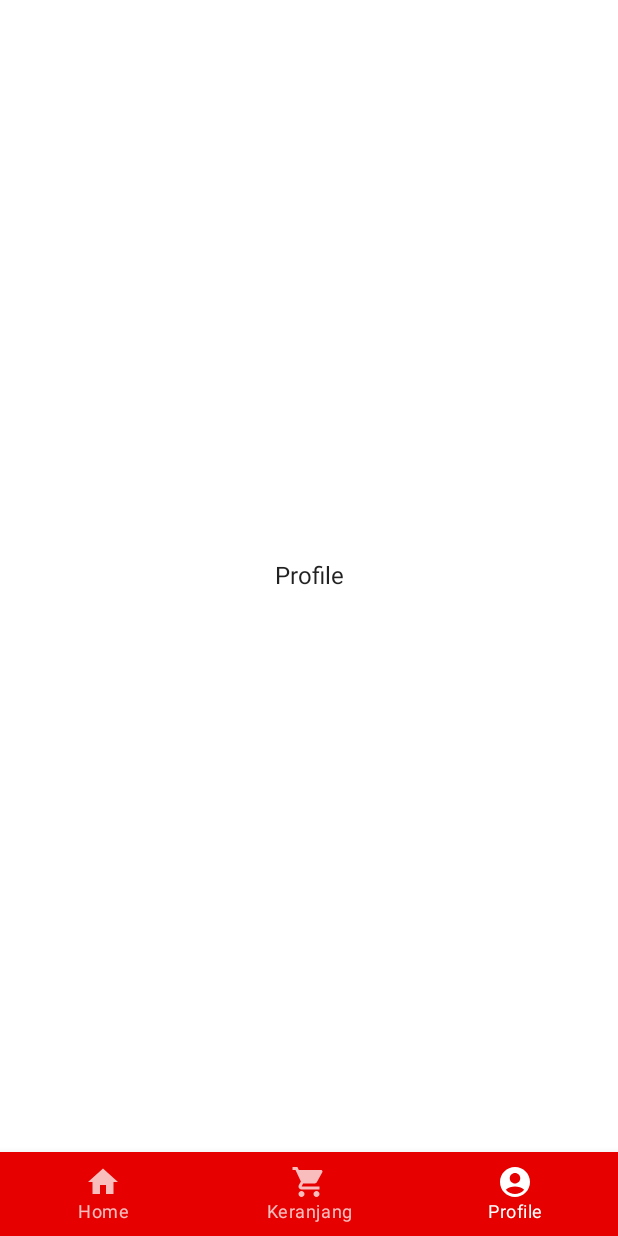
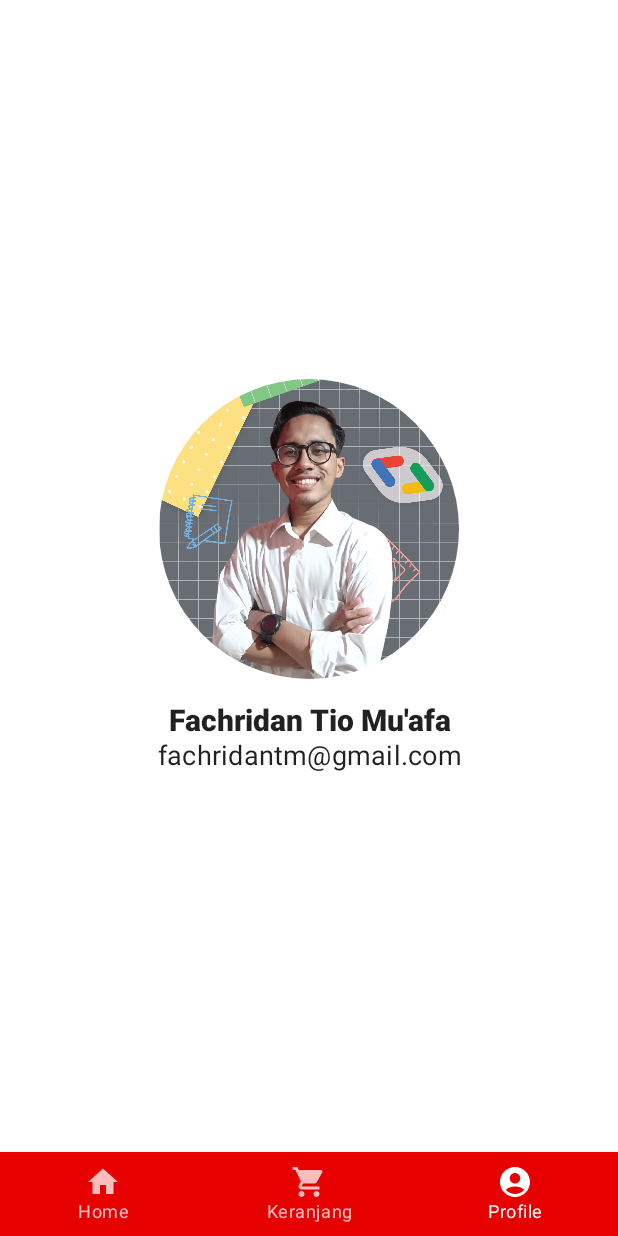
Before and after one commit to fachridantm/Dicoding-JetpackCompose, an Android app built with Jetpack Compose: the ProfileScreen screen opened through its navigation route, on a phone screen of 412 x 824 dp. Run offline under Robolectric (Android 15) with nearby library versions, the phone set to English and light mode, and no system bars.

Commit message:
add profile screen

```diff
--- a/BangkitMerchStore/app/src/main/java/com/dicoding/bangkitmerchstore/ui/screen/profile/ProfileScreen.kt
+++ b/BangkitMerchStore/app/src/main/java/com/dicoding/bangkitmerchstore/ui/screen/profile/ProfileScreen.kt
@@ -1,22 +1,65 @@
 package com.dicoding.bangkitmerchstore.ui.screen.profile
 
-import androidx.compose.foundation.layout.Box
-import androidx.compose.foundation.layout.fillMaxSize
+import androidx.compose.foundation.Image
+import androidx.compose.foundation.layout.*
+import androidx.compose.foundation.shape.CircleShape
+import androidx.compose.material.MaterialTheme
 import androidx.compose.material.Text
 import androidx.compose.runtime.Composable
 import androidx.compose.ui.Alignment
 import androidx.compose.ui.Modifier
+import androidx.compose.ui.draw.clip
+import androidx.compose.ui.layout.ContentScale
+import androidx.compose.ui.res.painterResource
 import androidx.compose.ui.res.stringResource
+import androidx.compose.ui.text.font.FontWeight
+import androidx.compose.ui.text.style.TextAlign
+import androidx.compose.ui.tooling.preview.Preview
+import androidx.compose.ui.unit.dp
+import androidx.compose.ui.unit.sp
 import com.dicoding.bangkitmerchstore.R
+import com.dicoding.bangkitmerchstore.ui.theme.BangkitMerchStoreTheme
 
 @Composable
 fun ProfileScreen(
-    modifier: Modifier = Modifier
+    modifier: Modifier = Modifier,
 ) {
-    Box(
-        modifier = modifier.fillMaxSize(),
-        contentAlignment = Alignment.Center,
+    Column(
+        horizontalAlignment = Alignment.CenterHorizontally,
+        verticalArrangement = Arrangement.Center,
+        modifier = modifier.padding(8.dp).fillMaxSize()
     ) {
-        Text(stringResource(R.string.menu_profile))
+        Image(
+            painter = painterResource(R.drawable.profile_photo),
+            contentDescription = stringResource(R.string.profile_photo),
+            contentScale = ContentScale.Crop,
+            modifier = Modifier
+                .size(200.dp)
+                .clip(CircleShape)
+        )
+        Text(
+            text = "Fachridan Tio Mu'afa",
+            style = MaterialTheme.typography.body1.copy(
+                fontWeight = FontWeight.ExtraBold
+            ),
+            fontSize = 20.sp,
+            textAlign = TextAlign.Center,
+            modifier = Modifier.padding(top = 16.dp)
+
+        )
+        Text(
+            text = "fachridantm@gmail.com",
+            style = MaterialTheme.typography.subtitle1,
+            fontSize = 18.sp,
+            textAlign = TextAlign.Center,
+        )
     }
 }
+
+@Preview(showBackground = true)
+@Composable
+fun ProfileScreenPreview() {
+    BangkitMerchStoreTheme {
+        ProfileScreen()
+    }
+}
--- a/BangkitMerchStore/app/src/main/res/values/strings.xml
+++ b/BangkitMerchStore/app/src/main/res/values/strings.xml
@@ -13,4 +13,5 @@
     <string name="bangkit_merch">Dicoding Reward</string>
     <string name="share_message">Hey, I have redeem %1$d merch in Bangkit Merch Store with total %2$d Points. Do you want too? Join Bangkit Academy now at https://g.co/bangkit ! </string>
     <string name="cart_empty">Keranjang kosong, silakan tambahkan merch terlebih dahulu</string>
+    <string name="profile_photo">Foto profil</string>
 </resources>
```
Also changed, not shown: BangkitMerchStore/app/src/main/res/drawable/profile_photo.png (added).
